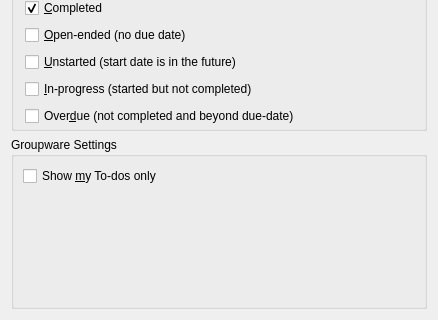
Qt form kontact/plugins/korganizer/todosummaryconfig_base.ui (chusopr/kdepim-ktimetracker-akonadi) before a commit; both pictures show x 0 to 438 and y 230 to 550 of the 438 by 550 pixel window.
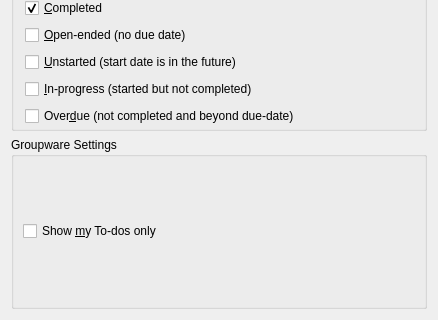
The same form after that commit.

Patch:
```diff
--- a/kontact/plugins/korganizer/todosummaryconfig_base.ui
+++ b/kontact/plugins/korganizer/todosummaryconfig_base.ui
@@ -231,7 +231,7 @@
      <property name="title">
       <string>Groupware Settings</string>
      </property>
-     <layout class="QFormLayout" name="formLayout">
+     <layout class="QGridLayout" name="gridLayout_2">
       <item row="0" column="0">
        <widget class="QCheckBox" name="mShowMineOnly">
         <property name="toolTip">
```
Left out of the diff: 4 changed lines with no effect on the pictures.
